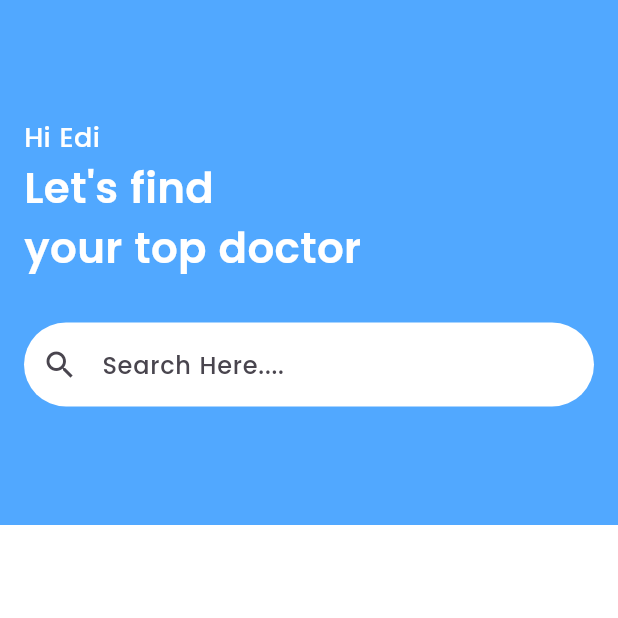
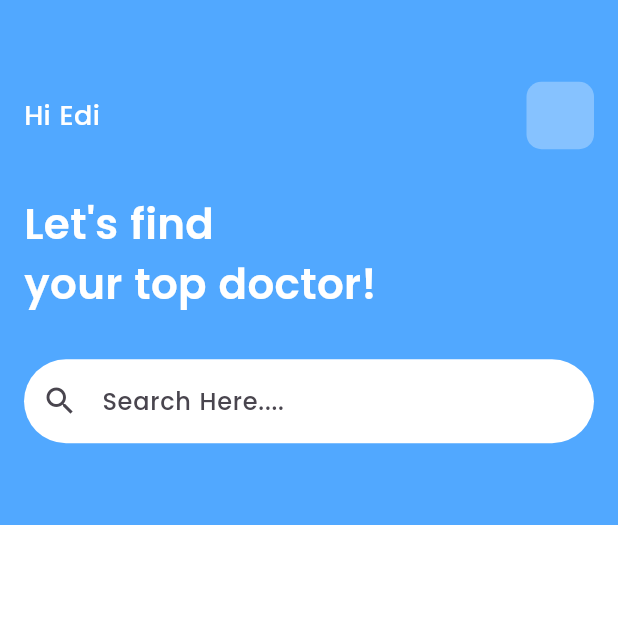
Before and after one commit to siraajul/docseek, a Flutter app: the screen it shows after launch, on a phone screen of 412 x 824 dp, the top half of it. Run offline on Flutter 3.47's test engine with Material 3 defaults, Android fonts, the phone set to English and light mode, and no system bars.

Commit message:
Add: -> Const

```diff
--- a/lib/home.dart
+++ b/lib/home.dart
@@ -12,26 +12,44 @@ class HomePage extends StatelessWidget {
         height: 350,
         padding: const EdgeInsets.all(16),
         width: double.infinity,
-        child: const Column(
+        child: Column(
           mainAxisAlignment: MainAxisAlignment.center,
           crossAxisAlignment: CrossAxisAlignment.start,
           children: [
-            Text(
-              'Hi Edi',
-              style: TextStyle(fontSize: 18, color: Colors.white),
+            Row(
+              mainAxisAlignment: MainAxisAlignment.spaceBetween,
+              children: [
+                //Right Text
+                const Text(
+                  'Hi Edi',
+                  style: TextStyle(fontSize: 18, color: Colors.white),
+                ),
+                //Right Icon
+                Container(
+                  height: 45,
+                  width: 45,
+                  decoration: BoxDecoration(
+                    color: Colors.white.withOpacity(0.3),
+                    borderRadius: BorderRadius.circular(10),
+                  ),
+                )
+              ],
             ),
-            Text(
-              "Let's find\nyour top doctor",
+            const SizedBox(
+              height: 30,
+            ),
+            const Text(
+              "Let's find\nyour top doctor!",
               style: TextStyle(
                   color: Colors.white,
                   fontSize: 28,
                   fontWeight: FontWeight.w600),
             ),
-            SizedBox(
+            const SizedBox(
               height: 30,
             ),
             //------------------------SearchBar---------------------------------
-            TextField(
+            const TextField(
               decoration: InputDecoration(
                   filled: true,
                   fillColor: Colors.white,
@@ -41,7 +59,7 @@ class HomePage extends StatelessWidget {
                   border: OutlineInputBorder(
                       borderSide: BorderSide.none,
                       borderRadius: BorderRadius.all(Radius.circular(50)))),
-            )
+            ),
           ],
         ),
       ),
```
